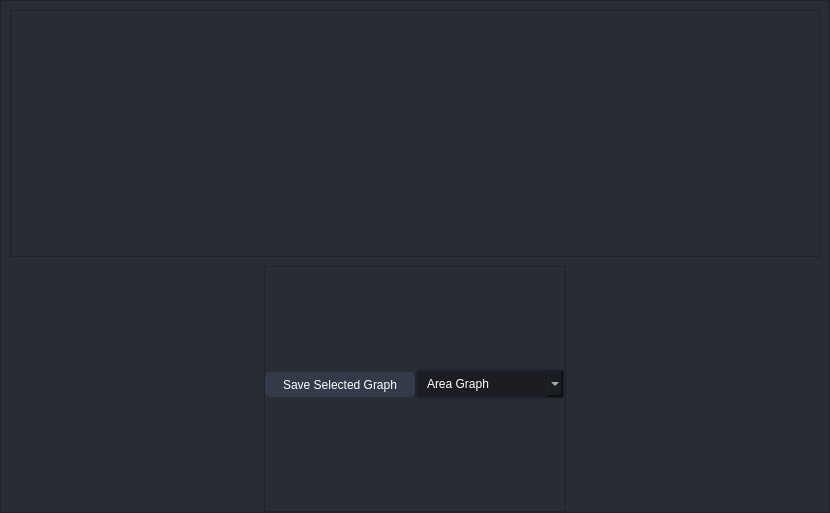
Old version of the form UI/ui_graphs.ui in the repository Mohamab29/FracSegment.
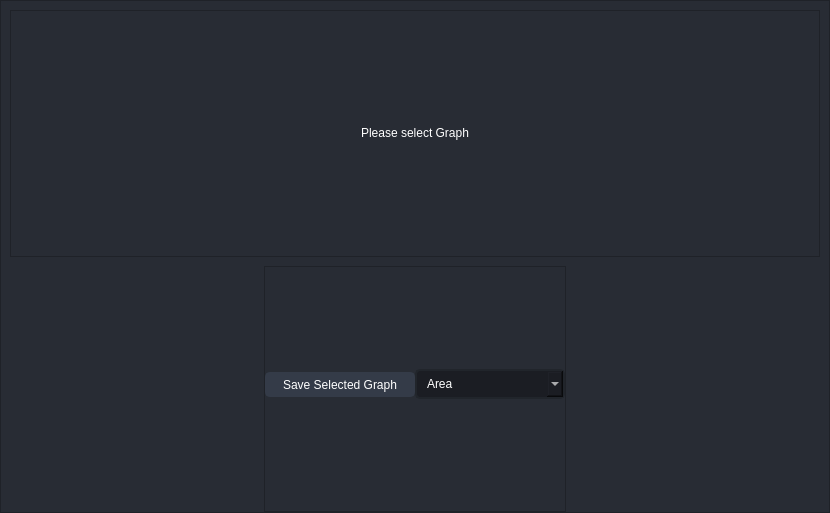
New version of the form. Icons and pictures are not drawn.

Commit message: added the local avergae pixel and global pixel graphs are ready

Diff of the .ui file:
```diff
--- a/UI/ui_graphs.ui
+++ b/UI/ui_graphs.ui
@@ -108,10 +108,7 @@
          <item row="0" column="0" alignment="Qt::AlignHCenter">
           <widget class="QLabel" name="label_graph">
            <property name="text">
-            <string/>
-           </property>
-           <property name="pixmap">
-            <pixmap>../../../Google Drive/Final Project/train_dimpels/images/4.png</pixmap>
+            <string>&lt;html&gt;&lt;head/&gt;&lt;body&gt;&lt;p&gt;&lt;span style=&quot; color:#ffffff;&quot;&gt;Please select Graph&lt;/span&gt;&lt;/p&gt;&lt;/body&gt;&lt;/html&gt;</string>
            </property>
            <property name="scaledContents">
             <bool>true</bool>
@@ -225,7 +222,7 @@
            </property>
            <item>
             <property name="text">
-             <string>Area Graph</string>
+             <string>Area</string>
             </property>
            </item>
            <item>
```
Left out of the diff: 9 changed lines with no effect on the pictures. The commit also changes 7 other files.
